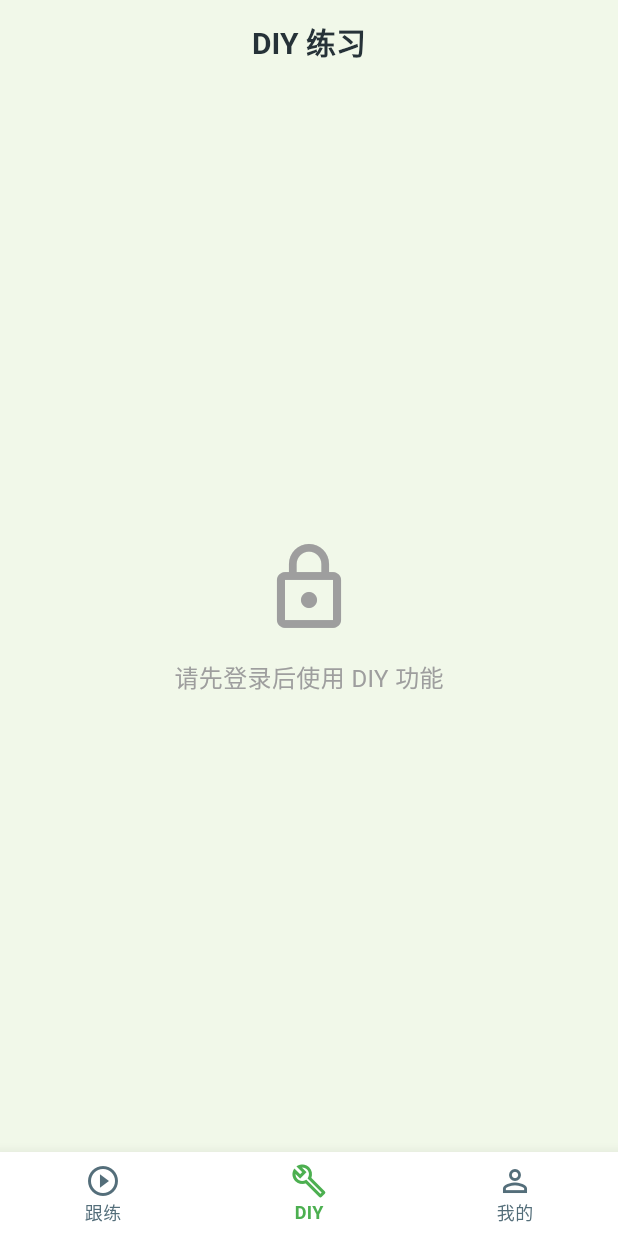
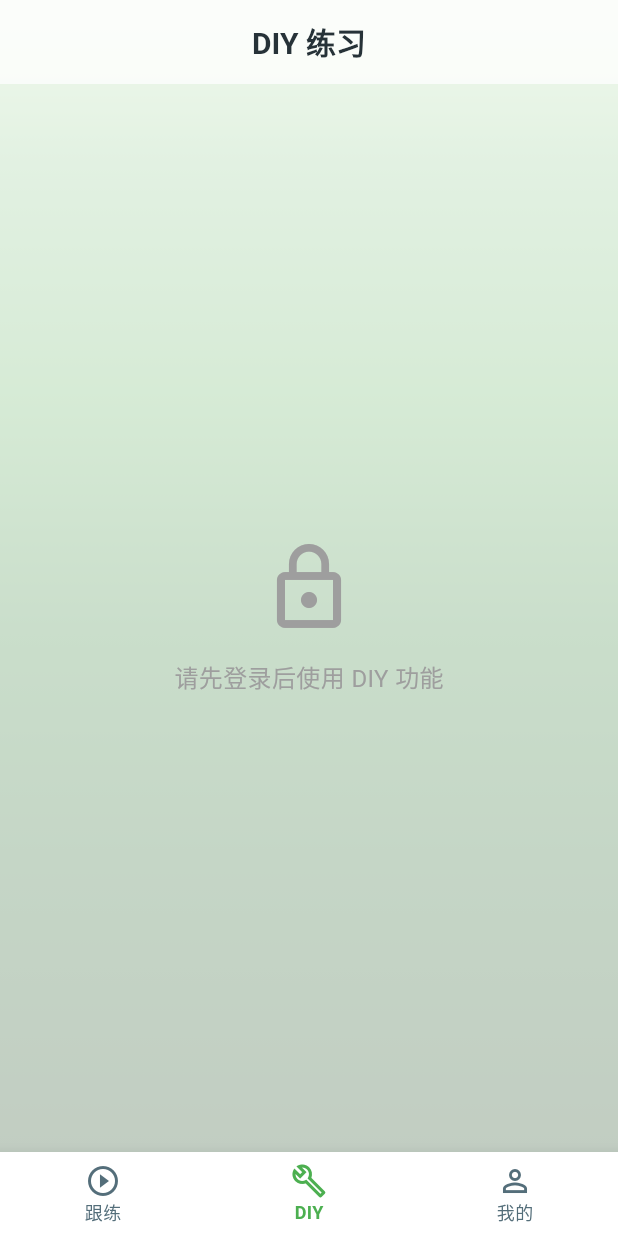
Before and after one commit to generaljxw/moveon, a Flutter app: the screen it shows after launch, item 2 of the bottom bar chosen, on a phone screen of 412 x 824 dp. Run offline on Flutter 3.47's test engine with Material 3 defaults, Android fonts, the phone set to English and light mode, and no system bars; our stand-ins replace audioplayers, flutter_tts, shared_preferences, sqflite_common_ffi, video_player; missing offline and left inert: video_player_win; accounts and stored records are empty.

Commit message:
feat: add forest-themed background with gradient overlay to all Tab pages

```diff
--- a/lib/screens/diy/diy_home_screen.dart
+++ b/lib/screens/diy/diy_home_screen.dart
@@ -67,7 +67,10 @@ class _DiyHomeScreenState extends State<DiyHomeScreen> {
       return _buildGuestPrompt(context); // 游客模式
     }
     return Scaffold(
-      appBar: AppBar(title: const Text('DIY 练习')),
+      backgroundColor: Colors.transparent,
+      appBar: AppBar(
+        title: const Text('DIY 练习'),
+        backgroundColor: Colors.white.withAlpha(190)),
       body: _modules.isEmpty && _loaded
           ? const Center(
               child: Column(
@@ -145,7 +148,10 @@ class _DiyHomeScreenState extends State<DiyHomeScreen> {
   /// 游客提示：请先登录
   Widget _buildGuestPrompt(BuildContext context) {
     return Scaffold(
-      appBar: AppBar(title: const Text('DIY 练习')),
+      backgroundColor: Colors.transparent,
+      appBar: AppBar(
+        title: const Text('DIY 练习'),
+        backgroundColor: Colors.white.withAlpha(190)),
       body: const Center(
         child: Column(
           mainAxisAlignment: MainAxisAlignment.center,
--- a/lib/screens/follow/follow_home_screen.dart
+++ b/lib/screens/follow/follow_home_screen.dart
@@ -54,8 +54,10 @@ class _FollowHomeScreenState extends State<FollowHomeScreen> {
   @override Widget build(BuildContext context) {
     final categories = CategoryService().getCategories();
     return Scaffold(
+      backgroundColor: Colors.transparent,
       appBar: AppBar(
         title: const Text('视频跟练'),
+        backgroundColor: Colors.white.withAlpha(190),
         bottom: const PreferredSize(
           preferredSize: Size.fromHeight(24),
           child: Padding(
--- a/lib/screens/home_screen.dart
+++ b/lib/screens/home_screen.dart
@@ -21,13 +21,29 @@ class _HomeScreenState extends State<HomeScreen> {
     FollowHomeScreen(), DiyHomeScreen(), ProfileHomeScreen(),
   ];
 
+  // 注意：如需替换为真实森林照片，只需将 Stack 底层的 _ForestBackground() 替换为：
+  // Image.asset('assets/images/forest_background.jpg', fit: BoxFit.cover)
+
   @override Widget build(BuildContext context) {
     return Scaffold(
-      body: IndexedStack(index: _currentIndex, children: _pages),
+      body: Stack(
+        children: [
+          // 底层：森林系自然背景 — 多层渐变模拟阳光穿林的氛围
+          // 后续替换为真实森林照片时，此层改为 Image.asset()
+          const Positioned.fill(
+            child: _ForestBackground(),
+          ),
+          // 中层：白色遮罩 — 约75%不透明度，保证UI可读性
+          Positioned.fill(
+            child: Container(color: Colors.white.withAlpha(190)),
+          ),
+          // 顶层：原有 Tab 页面（子页面 Scaffold 背景透明，透出背景）
+          IndexedStack(index: _currentIndex, children: _pages),
+        ],
+      ),
       bottomNavigationBar: BottomNavigationBar(
         currentIndex: _currentIndex,
         onTap: (i) => setState(() => _currentIndex = i),
-        // 使用高度 64px + 选中态森林绿（Spec §2.2）
         selectedItemColor: MoveOnTheme.colorPrimary,
         unselectedItemColor: MoveOnTheme.colorTextSecondary,
         type: BottomNavigationBarType.fixed,
@@ -44,3 +60,33 @@ class _HomeScreenState extends State<HomeScreen> {
     );
   }
 }
+
+/// 森林系背景 — 代码生成的多层渐变
+///
+/// 模拟晨光穿过松林的视觉效果：顶部明亮（天空/晨雾），
+/// 中段森林绿，底部深绿（树干阴影）。
+/// V1.0 代码生成，后续可替换为真实森林照片。
+class _ForestBackground extends StatelessWidget {
+  const _ForestBackground();
+
+  @override
+  Widget build(BuildContext context) {
+    return Container(
+      decoration: const BoxDecoration(
+        gradient: LinearGradient(
+          begin: Alignment.topCenter,
+          end: Alignment.bottomCenter,
+          colors: [
+            Color(0xFFC5E8B7), // 顶部：晨光浅绿
+            Color(0xFF8BC78B), // 上段：明亮草绿
+            Color(0xFF5DAE5B), // 中上段：柔和森林绿
+            Color(0xFF2E7D32), // 中段：深森林绿
+            Color(0xFF1B5E20), // 中下段：暗绿
+            Color(0xFF0D3B0F), // 底部：树荫深色
+          ],
+          stops: [0.0, 0.15, 0.35, 0.55, 0.75, 1.0],
+        ),
+      ),
+    );
+  }
+}
--- a/lib/screens/profile/profile_home_screen.dart
+++ b/lib/screens/profile/profile_home_screen.dart
@@ -26,7 +26,10 @@ class ProfileHomeScreen extends StatelessWidget {
 
   Widget _buildLoggedOut(BuildContext context) {
     return Scaffold(
-      appBar: AppBar(title: const Text('我的')),
+      backgroundColor: Colors.transparent,
+      appBar: AppBar(
+        title: const Text('我的'),
+        backgroundColor: Colors.white.withAlpha(190)),
       body: Center(
         child: Padding(
           padding: const EdgeInsets.all(32),
@@ -76,7 +79,10 @@ class ProfileHomeScreen extends StatelessWidget {
 
   Widget _buildLoggedIn(BuildContext context, AuthProvider auth) {
     return Scaffold(
-      appBar: AppBar(title: const Text('我的')),
+      backgroundColor: Colors.transparent,
+      appBar: AppBar(
+        title: const Text('我的'),
+        backgroundColor: Colors.white.withAlpha(190)),
       body: Padding(
         padding: const EdgeInsets.all(24),
         child: Column(
```
Also changed, not shown: 1 other file.
